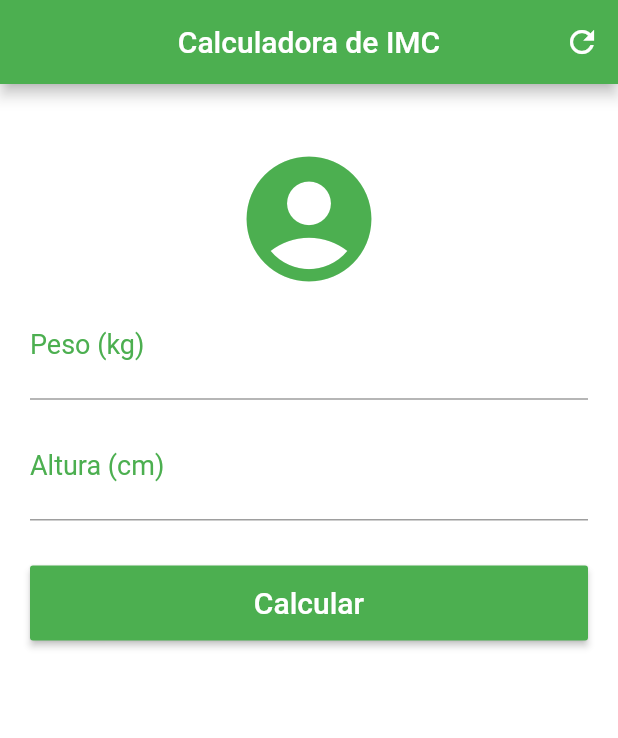
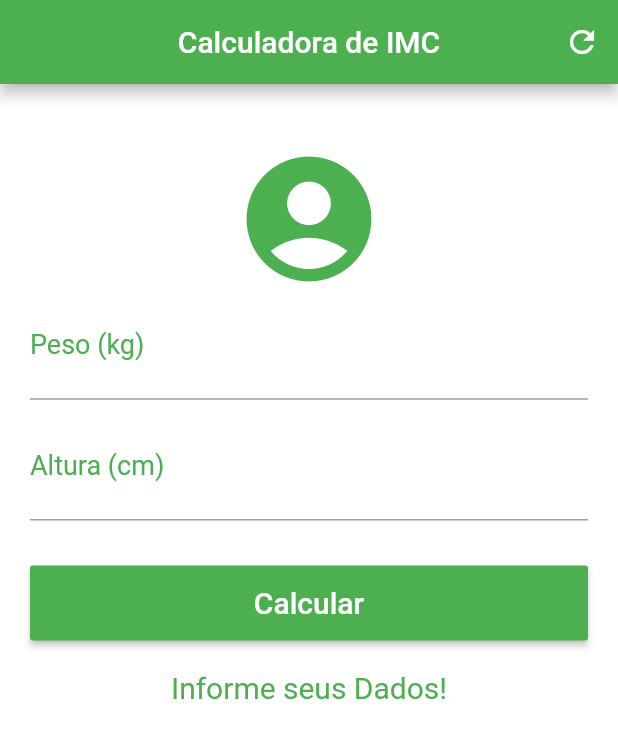
Before and after one commit to ViniciusPii/imc-app-flutter, a Flutter app: the screen it shows after launch, after a tap on "Calcular", on a phone screen of 412 x 824 dp. Shown: the top 738 px of the screen. Run offline on Flutter 3.47's test engine with Material 2 defaults, Android fonts, the phone set to English and light mode, and no system bars.

Commit message:
Implementação da Lógica do IMC e ajustes no Ui

```diff
--- a/lib/main.dart
+++ b/lib/main.dart
@@ -1,4 +1,5 @@
 import 'package:flutter/material.dart';
+
 
 void main() {
   runApp(MaterialApp(
@@ -14,6 +15,42 @@ class Home extends StatefulWidget {
 }
 
 class _HomeState extends State<Home> {
+  TextEditingController weightController = TextEditingController();
+  TextEditingController heightController = TextEditingController();
+  String _result = "Informe seus Dados!";
+
+  void _resetFields() {
+    setState(() {
+      weightController.text = "";
+      heightController.text = "";
+      _result = "Informe seus Dados!";
+    });
+  }
+
+  void _calculate() {
+    setState(() {
+      double weight = double.parse(weightController.text.replaceAll(",", "."));
+      double height = double.parse(heightController.text) / 100;
+      double imc = weight / (height * height);
+      print(imc);
+      if (imc <= 18.6) {
+        _result = "Abaixo do Peso!";
+      } else if (imc <= 24.9) {
+        _result = "Peso Ideal!";
+      } else if (imc <= 29.9) {
+        _result = "Levemente Acima do Peso!";
+      } else if (imc <= 34.9) {
+        _result = "Obesidade Grau I!";
+      } else if (imc <= 39.9) {
+        _result = "Obesidade Grau II!";
+      } else {
+        _result = "Obesidade Grau III!";
+      }
+
+      FocusScope.of(context).unfocus();
+    });
+  }
+
   @override
   Widget build(BuildContext context) {
     return Scaffold(
@@ -26,7 +63,7 @@ class _HomeState extends State<Home> {
         actions: <Widget>[
           IconButton(
             icon: Icon(Icons.refresh),
-            onPressed: () {},
+            onPressed: _resetFields,
           ),
         ],
       ),
@@ -56,6 +93,7 @@ class _HomeState extends State<Home> {
                 color: Colors.green,
                 fontSize: 25,
               ),
+              controller: weightController,
             ),
             Padding(
               padding: EdgeInsets.only(top: 10),
@@ -70,6 +108,7 @@ class _HomeState extends State<Home> {
                   color: Colors.green,
                   fontSize: 25,
                 ),
+                controller: heightController,
               ),
             ),
             Padding(
@@ -77,7 +116,7 @@ class _HomeState extends State<Home> {
               child: Container(
                 height: 50,
                 child: RaisedButton(
-                  onPressed: () {},
+                  onPressed: _calculate,
                   color: Colors.green,
                   child: Text(
                     "Calcular",
@@ -89,6 +128,17 @@ class _HomeState extends State<Home> {
                 ),
               ),
             ),
+            Padding(
+              padding: EdgeInsets.only(top: 20),
+              child: Text(
+                _result,
+                textAlign: TextAlign.center,
+                style: TextStyle(
+                  color: Colors.green,
+                  fontSize: 20,
+                ),
+              ),
+            )
           ],
         ),
       ),
```
